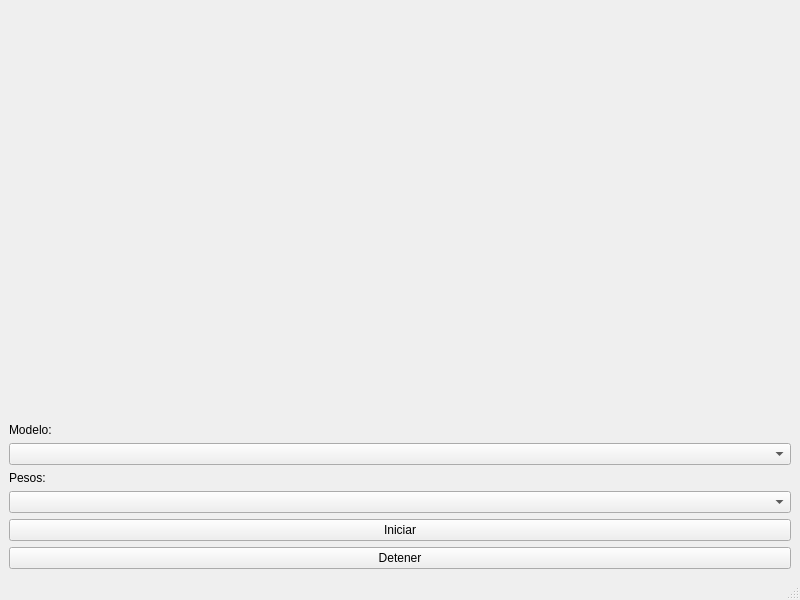
First picture: the form in 03_model_visualizer/pyqt_window/menu.ui, repository JosmarSuarez/Instance_Segmentation_Sandbox, before the edit.
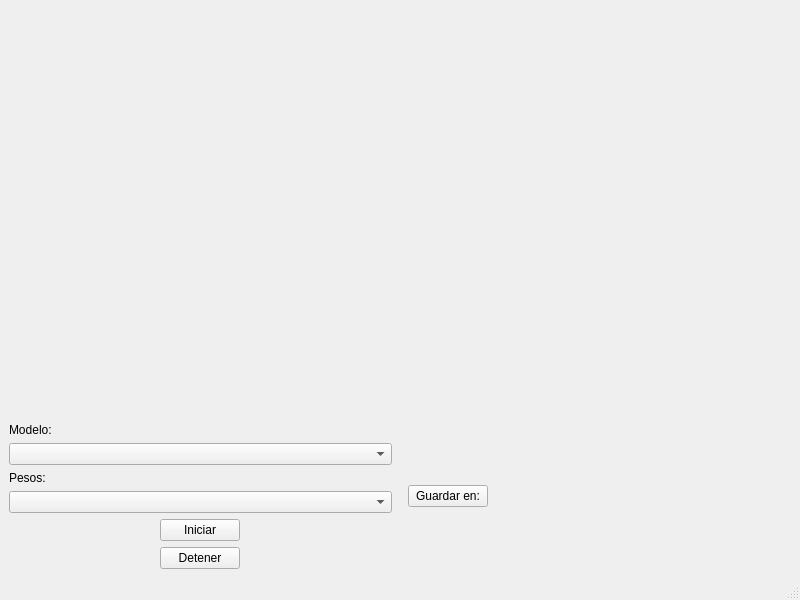
Second picture: the form after the edit.

Commit message: mixed yolact eval and menu in one program menu.py

Diff of the .ui file:
```diff
--- a/03_model_visualizer/pyqt_window/menu.ui
+++ b/03_model_visualizer/pyqt_window/menu.ui
@@ -51,6 +51,19 @@
       </item>
      </layout>
     </item>
+    <item>
+     <spacer name="verticalSpacer">
+      <property name="orientation">
+       <enum>Qt::Vertical</enum>
+      </property>
+      <property name="sizeHint" stdset="0">
+       <size>
+        <width>20</width>
+        <height>10</height>
+       </size>
+      </property>
+     </spacer>
+    </item>
     <item>
      <layout class="QHBoxLayout" name="configuration">
       <item>
@@ -58,11 +71,14 @@
         <item>
          <widget class="QLabel" name="label">
           <property name="sizePolicy">
-           <sizepolicy hsizetype="Fixed" vsizetype="Fixed">
+           <sizepolicy hsizetype="Expanding" vsizetype="Fixed">
             <horstretch>0</horstretch>
             <verstretch>0</verstretch>
            </sizepolicy>
           </property>
+          <property name="layoutDirection">
+           <enum>Qt::LeftToRight</enum>
+          </property>
           <property name="text">
            <string>Modelo:</string>
           </property>
@@ -80,6 +96,12 @@
         </item>
         <item>
          <widget class="QLabel" name="label_2">
+          <property name="sizePolicy">
+           <sizepolicy hsizetype="Expanding" vsizetype="Preferred">
+            <horstretch>0</horstretch>
+            <verstretch>0</verstretch>
+           </sizepolicy>
+          </property>
           <property name="text">
            <string>Pesos:</string>
           </property>
@@ -88,15 +110,30 @@
         <item>
          <widget class="QComboBox" name="comboBox_2"/>
         </item>
-        <item>
+        <item alignment="Qt::AlignHCenter">
          <widget class="QPushButton" name="startButton">
+          <property name="sizePolicy">
+           <sizepolicy hsizetype="Fixed" vsizetype="Fixed">
+            <horstretch>0</horstretch>
+            <verstretch>0</verstretch>
+           </sizepolicy>
+          </property>
+          <property name="autoFillBackground">
+           <bool>false</bool>
+          </property>
           <property name="text">
            <string>Iniciar</string>
           </property>
          </widget>
         </item>
-        <item>
+        <item alignment="Qt::AlignHCenter">
          <widget class="QPushButton" name="stopButton">
+          <property name="sizePolicy">
+           <sizepolicy hsizetype="Fixed" vsizetype="Fixed">
+            <horstretch>0</horstretch>
+            <verstretch>0</verstretch>
+           </sizepolicy>
+          </property>
           <property name="text">
            <string>Detener</string>
           </property>
@@ -105,7 +142,54 @@
        </layout>
       </item>
       <item>
-       <layout class="QVBoxLayout" name="verticalLayout"/>
+       <spacer name="horizontalSpacer">
+        <property name="orientation">
+         <enum>Qt::Horizontal</enum>
+        </property>
+        <property name="sizeType">
+         <enum>QSizePolicy::Minimum</enum>
+        </property>
+        <property name="sizeHint" stdset="0">
+         <size>
+          <width>10</width>
+          <height>20</height>
+         </size>
+        </property>
+       </spacer>
+      </item>
+      <item>
+       <layout class="QVBoxLayout" name="verticalLayout">
+        <item>
+         <layout class="QHBoxLayout" name="horizontalLayout">
+          <item>
+           <widget class="QPushButton" name="saveButton">
+            <property name="sizePolicy">
+             <sizepolicy hsizetype="Fixed" vsizetype="Fixed">
+              <horstretch>0</horstretch>
+              <verstretch>0</verstretch>
+             </sizepolicy>
+            </property>
+            <property name="text">
+             <string>Guardar en:</string>
+            </property>
+           </widget>
+          </item>
+          <item>
+           <widget class="QLabel" name="label_save">
+            <property name="sizePolicy">
+             <sizepolicy hsizetype="Expanding" vsizetype="Fixed">
+              <horstretch>0</horstretch>
+              <verstretch>0</verstretch>
+             </sizepolicy>
+            </property>
+            <property name="text">
+             <string/>
+            </property>
+           </widget>
+          </item>
+         </layout>
+        </item>
+       </layout>
       </item>
      </layout>
     </item>
```
The commit also changes 8 other files.
